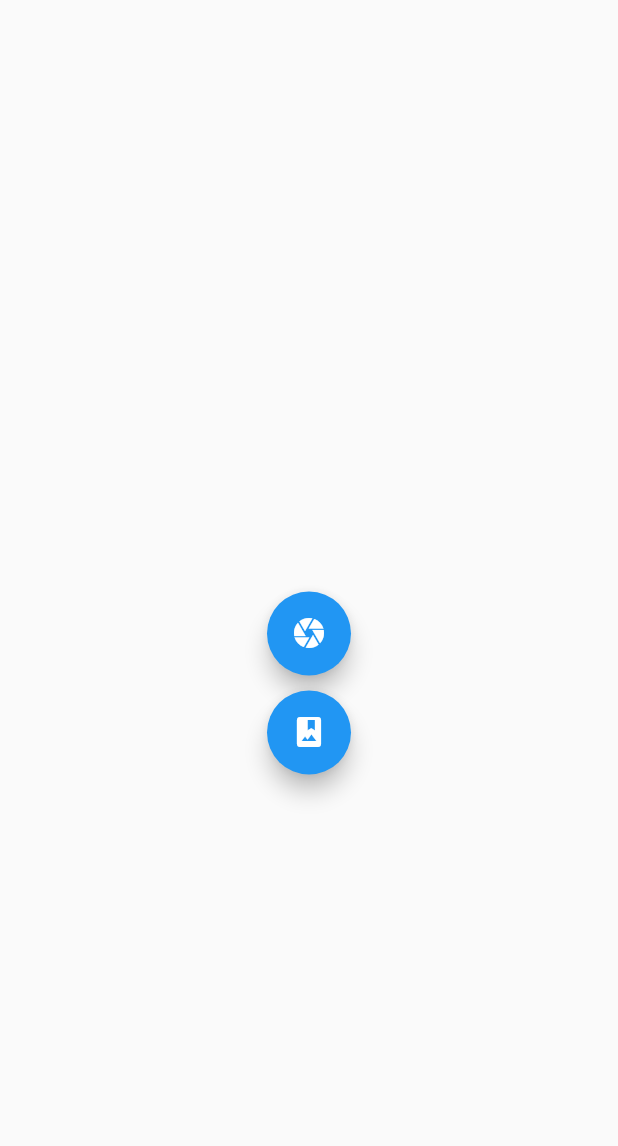
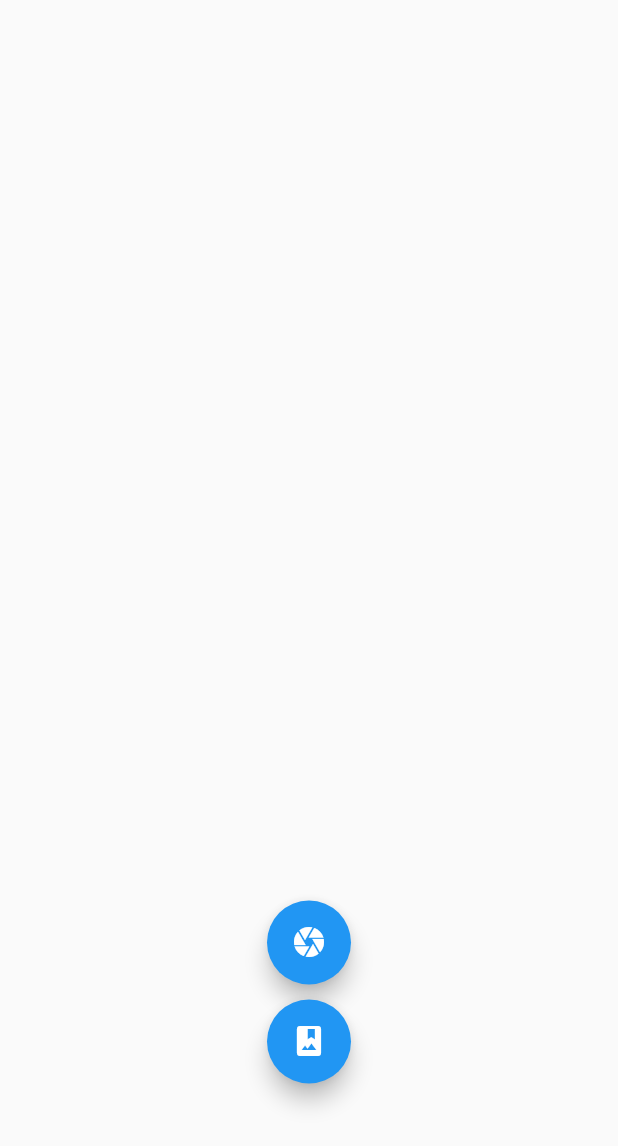
Before and after one commit to coconut-DCU/coconut_FE, a Flutter app: the screen it shows after launch, after a tap on "시작하기", on a phone screen of 412 x 824 dp. Shown: the top 1146 px of the screen. Run offline on Flutter 3.47's test engine with Material 2 defaults, Android fonts, the light colour scheme and no system bars; our stand-ins replace get, image_picker.

Commit message:
add SizedBox

```diff
--- a/lib/page/select_page.dart
+++ b/lib/page/select_page.dart
@@ -27,8 +27,9 @@ class _SelectPageState extends State<SelectPage> {
             children: [
               SizedBox(height: screenHeight * 0.13),
               _area(),
-              SizedBox(height: screenHeight * 0.3),
-              bodyWidget()
+              SizedBox(height: screenHeight * 0.55),
+              bodyWidget(),
+              SizedBox(height: screenHeight * 0.09)
             ],
           )
         )
```
Also changed, not shown: 3 other files.
